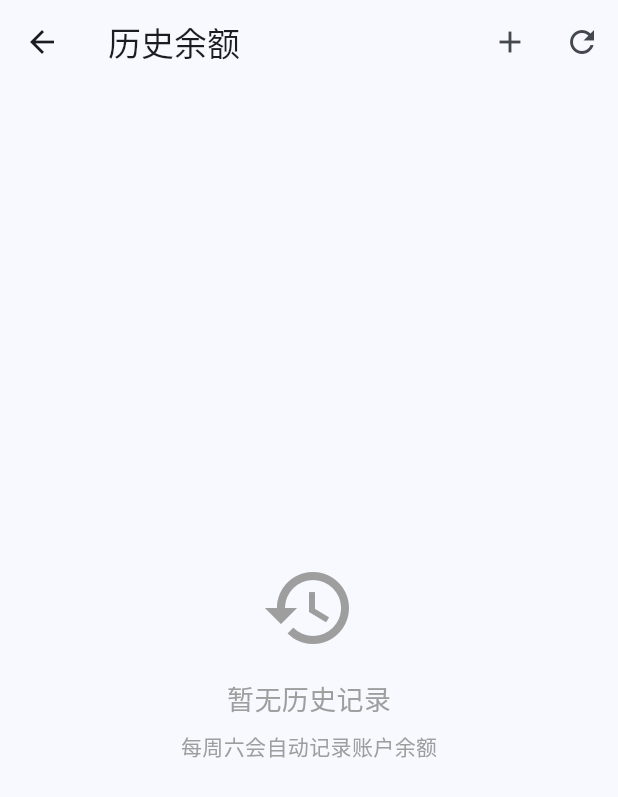
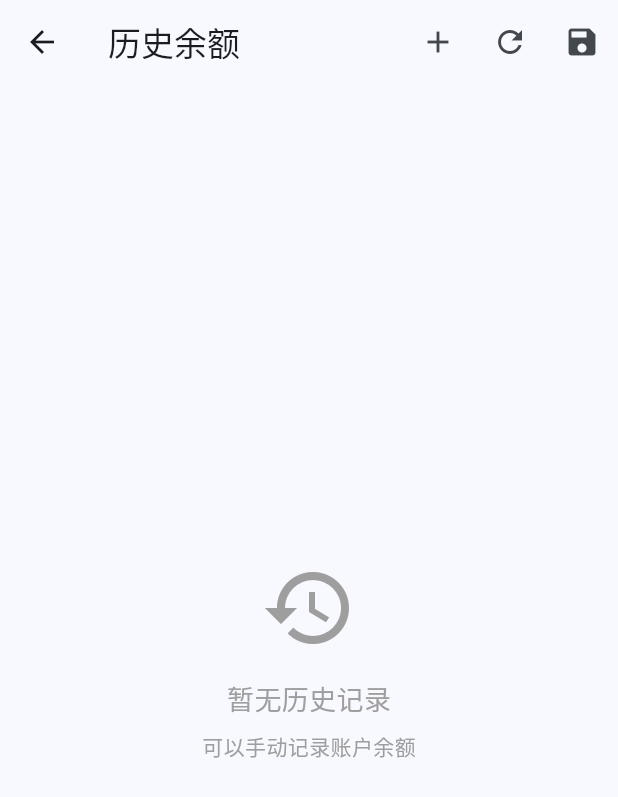
Before and after one commit to altusea/accounts_flow, a Flutter app: the HistoryScreen screen opened directly, on a phone screen of 412 x 824 dp. Shown: the top 797 px of the screen. Run offline on Flutter 3.47's test engine with Material 3 defaults, Android fonts, the phone set to English and light mode, and no system bars; our stand-ins replace fl_chart, sqflite; accounts and stored records are empty.

Commit message:
feat(data): 将自动周余额记录改为手动记录
- 移除应用启动时的自动余额记录逻辑
- 移除仅在周六记录余额的限制
- 更新历史界面的手动记录功能
- 修改记录逻辑为用户可选择任意日期记录余额
- 更新相关文档说明和日志信息

```diff
--- a/lib/main.dart
+++ b/lib/main.dart
@@ -1,5 +1,4 @@
 import 'package:flutter/material.dart';
-import 'services/data_service.dart';
 import 'screens/home_screen.dart';
 import 'utils/logger.dart';
 
@@ -9,9 +8,6 @@ void main() {
   // 初始化日志系统
   AppLogger.initialize();
   AppLogger.info('应用启动中...');
-
-  // 在应用启动时检查是否需要记录本周余额
-  DataService.recordWeeklyBalances();
 
   runApp(const MyApp());
 }
--- a/lib/screens/history_screen.dart
+++ b/lib/screens/history_screen.dart
@@ -70,18 +70,18 @@ class _HistoryScreenState extends State<HistoryScreen> {
   }
 
   Future<void> _recordCurrentBalances() async {
-    AppLogger.ui('开始记录本周余额');
+    AppLogger.ui('开始记录当前余额');
     try {
-      await DataService.recordWeeklyBalances();
+      await DataService.recordBalancesForDate(DateTime.now());
       await _loadData();
       if (mounted) {
         ScaffoldMessenger.of(context).showSnackBar(
           SnackBar(content: Text('已记录当前账户余额')),
         );
       }
-      AppLogger.ui('成功记录本周余额');
+      AppLogger.ui('成功记录当前余额');
     } catch (e, stackTrace) {
-      AppLogger.error('记录本周余额失败', e, stackTrace);
+      AppLogger.error('记录当前余额失败', e, stackTrace);
       rethrow;
     }
   }
@@ -136,14 +136,13 @@ class _HistoryScreenState extends State<HistoryScreen> {
               _loadData();
             },
           ),
-          if (DateTime.now().weekday == DateTime.saturday)
           IconButton(
             icon: Icon(Icons.save),
             onPressed: () {
-                AppLogger.ui('点击记录本周余额按钮');
+              AppLogger.ui('点击记录当前余额按钮');
               _recordCurrentBalances();
             },
-              tooltip: '记录本周余额',
+            tooltip: '记录当前余额',
           ),
         ],
       ),
@@ -171,19 +170,9 @@ class _HistoryScreenState extends State<HistoryScreen> {
             ),
             SizedBox(height: 8),
             Text(
-              '每周六会自动记录账户余额',
+              '可以手动记录账户余额',
               style: TextStyle(color: Colors.grey),
             ),
-            if (DateTime.now().weekday == DateTime.saturday) ...[
-              SizedBox(height: 16),
-              ElevatedButton(
-                onPressed: () {
-                  AppLogger.ui('点击空状态记录本周余额按钮');
-                  _recordCurrentBalances();
-                },
-                child: Text('记录本周余额'),
-              ),
-            ],
           ],
         ),
       );
--- a/lib/services/data_service.dart
+++ b/lib/services/data_service.dart
@@ -386,24 +386,6 @@ class DataService {
     }
   }
 
-  static Future<void> recordWeeklyBalances() async {
-    AppLogger.business('开始检查是否需要记录本周余额');
-    try {
-      final today = DateTime.now();
-
-      // 只在周六记录
-      if (today.weekday != DateTime.saturday) {
-        AppLogger.business('今天不是周六，跳过余额记录');
-        return;
-      }
-
-      await recordBalancesForDate(today);
-    } catch (e, stackTrace) {
-      AppLogger.error('记录本周余额失败', e, stackTrace);
-      rethrow;
-    }
-  }
-
   static Future<double> getLatestBalanceForAccount(String accountId) async {
     try {
       final history = await getBalanceHistoryByAccount(accountId);
```
Also changed, not shown: 2 other files. Lines whose indentation alone changed are shown as unchanged.
